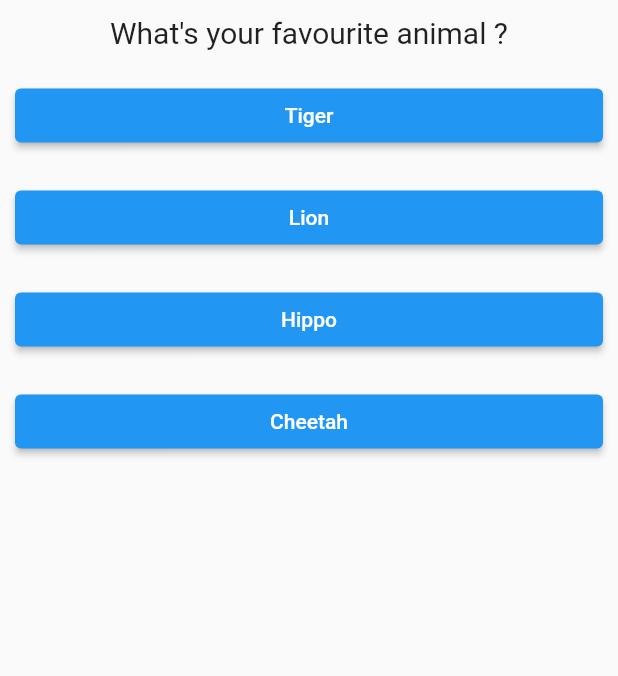
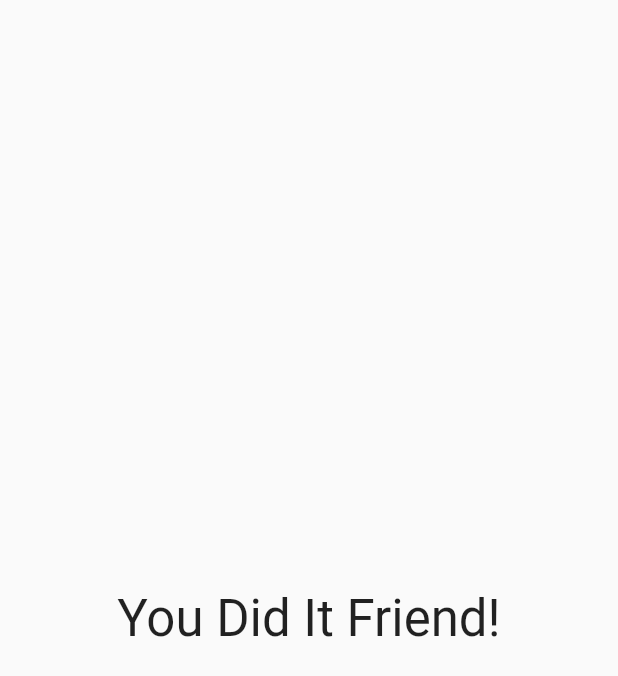
Before and after one commit to Phoenix600/FlutterProjects-, a Flutter app: the screen it shows after launch, after a tap on "Tiger", after a tap on "Panner Tandori", after a tap on "Aman", on a phone screen of 412 x 824 dp. Shown: the top 676 px of the screen. Run offline on Flutter 3.47's test engine with Material 2 defaults, Android fonts, the phone set to English and light mode, and no system bars.

Commit message:
Added new code files

```diff
--- /dev/null
+++ b/quizapp/lib/endscreen.dart
@@ -0,0 +1,16 @@
+import 'package:flutter/material.dart';
+
+class EndScreen extends StatelessWidget {
+  @override
+  Widget build(BuildContext context) {
+    return Container(
+      alignment: Alignment.center,
+      child: const Text(
+        "You Did It Friend!",
+        style: TextStyle(
+          fontSize: 34,
+        ),
+      ),
+    );
+  }
+}
--- a/quizapp/lib/main.dart
+++ b/quizapp/lib/main.dart
@@ -3,6 +3,7 @@ import 'package:flutter/material.dart';
 // Added by the user
 import './question.dart';
 import './answer.dart';
+import './endscreen.dart';
 
 void main() => runApp(const MyApp());
 
@@ -23,7 +24,7 @@ class _MyAppState extends State<MyApp> {
   //   'What\'s your favorite animal?',
   // ];
 
-  final List _questions = <Map>[
+  final List<Map> _questions = const <Map>[
     {
       'questionText': 'What\'s your favourite animal ? ',
       'answers': ['Tiger', 'Lion', 'Hippo', 'Cheetah'],
@@ -41,8 +42,10 @@ class _MyAppState extends State<MyApp> {
   // Member Functions
   void _answerQuestions() {
     setState(() {
+      if (_questionIndex < _questions.length) {
         _questionIndex++;
-      _questionIndex %= 3;
+        // _questionIndex %= 3;
+      }
     });
   }
 
@@ -51,14 +54,16 @@ class _MyAppState extends State<MyApp> {
     return MaterialApp(
       debugShowCheckedModeBanner: false,
       home: Scaffold(
-        body: Column(
+        body: _questionIndex < _questions.length
+            ? Column(
                 children: <Widget>[
                   Question(_questions[_questionIndex]['questionText']),
                   ...(_questions[_questionIndex]['answers']).map((answerText) {
                     return Answer(_answerQuestions, answerText);
                   }).toList(),
                 ],
-        ),
+              )
+            : EndScreen(),
       ),
     );
   }
```
Lines whose indentation alone changed are shown as unchanged.
